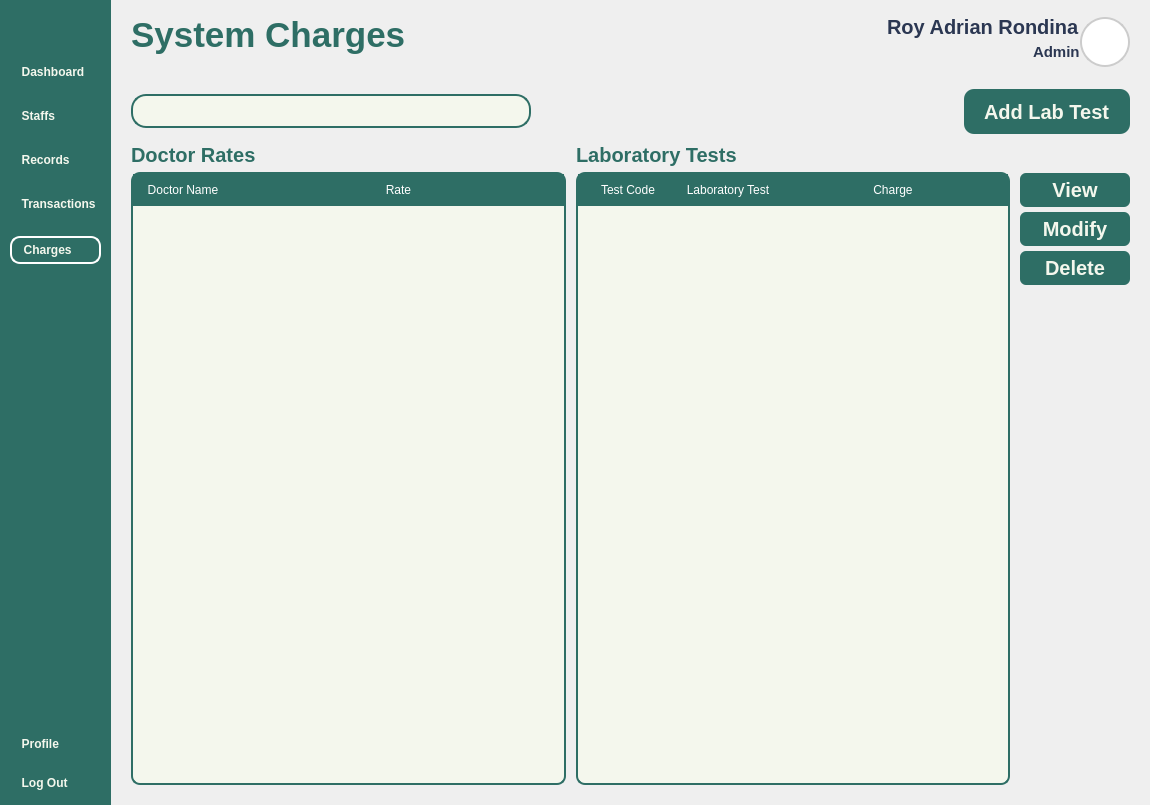
Old version of the form Views/Admin_Charges.ui in the repository VinsmokeSanji69/COVACHA_CLINIC_SYSTEM.
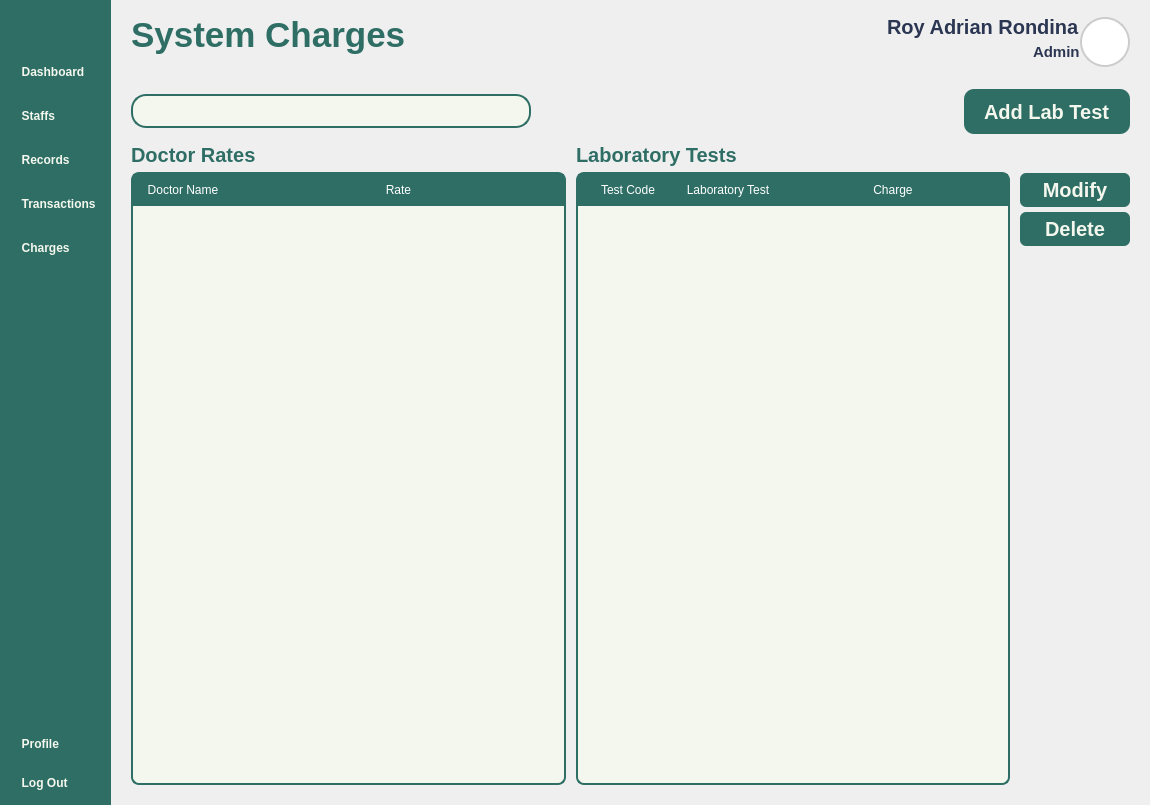
New version of the form. Icons and pictures are not drawn.

```diff
--- a/Views/Admin_Charges.ui
+++ b/Views/Admin_Charges.ui
@@ -271,8 +271,7 @@
            </property>
            <property name="styleSheet">
             <string notr="true">QPushButton{
-	font: 900 16pt &quot;Satoshi Black&quot;;
-	border: 2px solid white;
+	font: 900 20pt &quot;Satoshi Black&quot;;
 }</string>
            </property>
            <property name="text">
@@ -891,7 +890,7 @@
                 </property>
                 <item>
                  <widget class="QWidget" name="widget" native="true">
-                  <layout class="QVBoxLayout" name="verticalLayout_6">
+                  <layout class="QVBoxLayout" name="verticalLayout_9">
                    <property name="spacing">
                     <number>5</number>
                    </property>
@@ -915,16 +914,81 @@
                     </widget>
                    </item>
                    <item>
+                    <widget class="QScrollArea" name="scrollArea">
+                     <property name="styleSheet">
+                      <string notr="true">QScrollBar:vertical {
+     background: transparent;
+     width: 10px;
+	border-radius: 5px;
+}
+QScrollBar::handle:vertical {
+    	background: #C0C0C0;
+    	border-radius: 5px;
+}
+QScrollBar::handle:vertical:hover {
+    	background: #A0A0A0;
+}
+QScrollBar::add-line:vertical,
+QScrollBar::sub-line:vertical{
+    	background: none;
+    	border: none;
+}
+
+</string>
+                     </property>
+                     <property name="widgetResizable">
+                      <bool>true</bool>
+                     </property>
+                     <widget class="QWidget" name="scrollAreaWidgetContents">
+                      <property name="geometry">
+                       <rect>
+                        <x>0</x>
+                        <y>0</y>
+                        <width>396</width>
+                        <height>607</height>
+                       </rect>
+                      </property>
+                      <layout class="QVBoxLayout" name="verticalLayout_6">
+                       <property name="spacing">
+                        <number>0</number>
+                       </property>
+                       <property name="leftMargin">
+                        <number>0</number>
+                       </property>
+                       <property name="topMargin">
+                        <number>0</number>
+                       </property>
+                       <property name="rightMargin">
+                        <number>0</number>
+                       </property>
+                       <property name="bottomMargin">
+                        <number>0</number>
+                       </property>
+                       <item>
                     <widget class="QTableWidget" name="DoctorTable">
                      <property name="styleSheet">
-                      <string notr="true">QTableWidget QHeaderView::section {
-                  background-color: #2E6E65;
-                  color: white;
-                  padding: 5px;
-                  font: 16px &quot;Lexend Medium&quot;;
-                  border: 2px solid #2E6E65;
-                  text-align: left;
-              }</string>
+                          <string notr="true">QTableWidget {
+	background-color: #F4F7ED;
+	gridline-color: transparent;
+	border-radius: 8px;
+	border: 2px solid #2E6E65;
+}
+QTableWidget::item {
+	border: none;
+	font:500 16pt &quot;Satoshi&quot;;
+	color: #2B3752;
+}
+QTableWidget::item:selected {
+	background-color: rgba(46, 110, 101, 0.3);
+}
+QTableWidget QHeaderView::section {
+	background-color: #2E6E65;
+	color: white;
+	padding: 5px;
+	font: 700 15pt &quot;Satoshi&quot;;
+	border: 2px solid #2E6E65;
+}
+</string>
                      </property>
                      <property name="sizeAdjustPolicy">
                       <enum>QAbstractScrollArea::AdjustToContents</enum>
@@ -955,10 +1019,14 @@
                    </item>
                   </layout>
                  </widget>
+                    </widget>
+                   </item>
+                  </layout>
+                 </widget>
                 </item>
                 <item>
                  <widget class="QWidget" name="widget_2" native="true">
-                  <layout class="QVBoxLayout" name="verticalLayout_7">
+                  <layout class="QVBoxLayout" name="verticalLayout_10">
                    <property name="spacing">
                     <number>5</number>
                    </property>
@@ -982,16 +1050,60 @@
                     </widget>
                    </item>
                    <item>
+                    <widget class="QScrollArea" name="scrollArea_2">
+                     <property name="widgetResizable">
+                      <bool>true</bool>
+                     </property>
+                     <widget class="QWidget" name="scrollAreaWidgetContents_2">
+                      <property name="geometry">
+                       <rect>
+                        <x>0</x>
+                        <y>0</y>
+                        <width>369</width>
+                        <height>607</height>
+                       </rect>
+                      </property>
+                      <layout class="QVBoxLayout" name="verticalLayout_7">
+                       <property name="spacing">
+                        <number>0</number>
+                       </property>
+                       <property name="leftMargin">
+                        <number>0</number>
+                       </property>
+                       <property name="topMargin">
+                        <number>0</number>
+                       </property>
+                       <property name="rightMargin">
+                        <number>0</number>
+                       </property>
+                       <property name="bottomMargin">
+                        <number>0</number>
+                       </property>
+                       <item>
                     <widget class="QTableWidget" name="LaboratoryTestTable">
                      <property name="styleSheet">
-                      <string notr="true">QTableWidget QHeaderView::section {
-                  background-color: #2E6E65;
-                  color: white;
-                  padding: 5px;
-                  font: 16px &quot;Satoshi Black&quot;;
-                  border: 2px solid #2E6E65;
-                  text-align: left;
-              }</string>
+                          <string notr="true">QTableWidget {
+	background-color: #F4F7ED;
+	gridline-color: transparent;
+	border-radius: 8px;
+	border: 2px solid #2E6E65;
+}
+QTableWidget::item {
+	border: none;
+	font:500 16pt &quot;Satoshi&quot;;
+	color: #2B3752;
+}
+QTableWidget::item:selected {
+	background-color: rgba(46, 110, 101, 0.3);
+}
+QTableWidget QHeaderView::section {
+	background-color: #2E6E65;
+	color: white;
+	padding: 5px;
+	font: 700 15pt &quot;Satoshi&quot;;
+	border: 2px solid #2E6E65;
+}
+</string>
                      </property>
                      <property name="sizeAdjustPolicy">
                       <enum>QAbstractScrollArea::AdjustToContents</enum>
@@ -1027,6 +1139,10 @@
                    </item>
                   </layout>
                  </widget>
+                    </widget>
+                   </item>
+                  </layout>
+                 </widget>
                 </item>
                 <item alignment="Qt::AlignTop">
                  <widget class="QWidget" name="widget_3" native="true">
@@ -1052,13 +1168,6 @@
                    <property name="bottomMargin">
                     <number>0</number>
                    </property>
-                   <item>
-                    <widget class="QPushButton" name="View">
-                     <property name="text">
-                      <string>View</string>
-                     </property>
-                    </widget>
-                   </item>
                    <item>
                     <widget class="QPushButton" name="Modify">
                      <property name="text">
```
Lines whose indentation alone changed are shown as unchanged.
